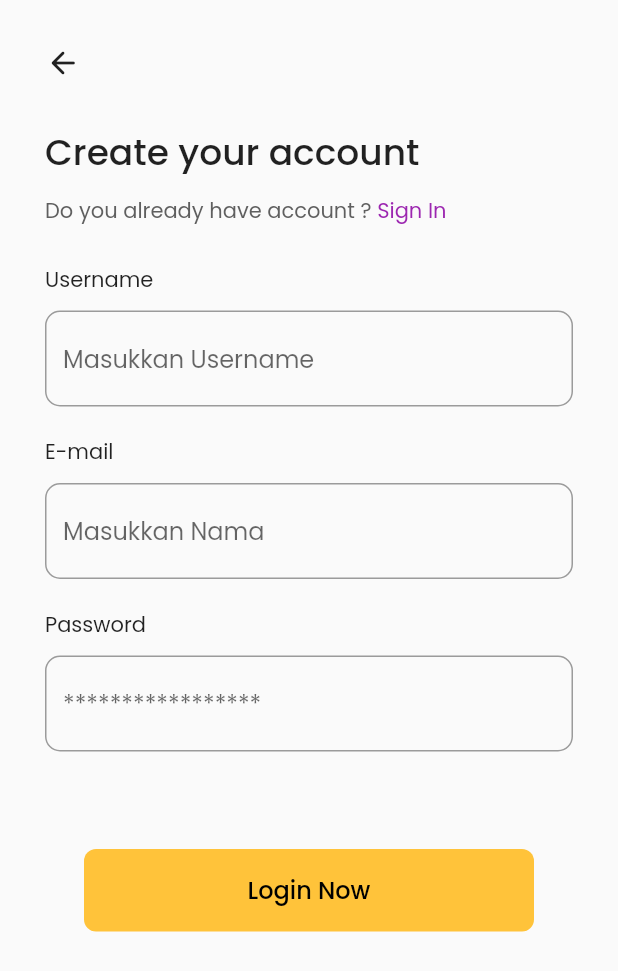
After one commit to kausarm/FlutterLearningProject, a Flutter app: the screen it shows after launch, after a tap on "Sign Up", on a phone screen of 412 x 824 dp. The commit adds this screen. Shown: the top 971 px of the screen. Run offline on Flutter 3.47's test engine with Material 2 defaults, Android fonts, the phone set to English and light mode, and no system bars; our stand-ins replace hexcolor; network calls fail.

Commit message:
adding Login Page and Register Page

```diff
--- a/lib/main.dart
+++ b/lib/main.dart
@@ -1,10 +1,5 @@
 import 'package:flutter/material.dart';
-// import 'package:kausar/pages/tugas/drag.dart';
-import 'package:kausar/pages/tugas/textfiled.dart';
-// import 'package:kausar/pages/tugas/image_widget.dart';
-// import 'package:kausar/pages/tugas/latihan_dragable.dart';
-// import 'package:kausar/pages/tugas/latihan_dragable.dart';
-// import 'package:kausar/pages/tugas/image_widget.dart';
+import 'package:kausar/pages/full_ui/login.dart';
 
 void main() {
   runApp(const MyApp());
@@ -19,7 +14,7 @@ class MyApp extends StatelessWidget {
     return MaterialApp(
       debugShowCheckedModeBanner: false,
       theme: ThemeData(fontFamily: 'Poppins'),
-      home: const Field(),
+      home: const Login(),
     );
   }
 }
--- /dev/null
+++ b/lib/pages/full_ui/landing.dart
@@ -0,0 +1,14 @@
+import 'package:flutter/material.dart';
+import 'package:kausar/pages/full_ui/login.dart';
+// import 'package:kausar/pages/full_ui/onboarding.dart';
+
+class Landing extends StatelessWidget {
+  const Landing({Key? key}) : super(key: key);
+
+  @override
+  Widget build(BuildContext context) {
+    return const Scaffold(
+      body: Login(),
+    );
+  }
+}
--- /dev/null
+++ b/lib/pages/full_ui/login.dart
@@ -0,0 +1,218 @@
+import 'package:flutter/cupertino.dart';
+import 'package:flutter/widgets.dart';
+import 'package:hexcolor/hexcolor.dart';
+import 'package:flutter/material.dart';
+import 'package:kausar/pages/full_ui/register.dart';
+import 'package:kausar/pages/theme.dart';
+
+class Login extends StatefulWidget {
+  const Login({Key? key}) : super(key: key);
+
+  @override
+  State<Login> createState() => _LoginState();
+}
+
+class _LoginState extends State<Login> {
+  bool isChecked = false;
+  @override
+  Widget build(BuildContext context) {
+    Color getColor(Set<MaterialState> states) {
+      const Set<MaterialState> interactiveStates = <MaterialState>{
+        MaterialState.pressed,
+        MaterialState.hovered,
+        MaterialState.focused,
+      };
+      if (states.any(interactiveStates.contains)) {
+        return Colors.green;
+      }
+      return Colors.green;
+    }
+
+    return Scaffold(
+        body: SafeArea(
+            child: SingleChildScrollView(
+      scrollDirection: Axis.vertical,
+      child: Container(
+        margin: const EdgeInsets.fromLTRB(30, 30, 30, 47),
+        child: Column(
+          children: [
+            Row(
+              mainAxisAlignment: MainAxisAlignment.end,
+              children: const [
+                Icon(Icons.arrow_forward_rounded),
+              ],
+            ),
+            const SizedBox(
+              height: 30,
+            ),
+            Row(
+              children: [
+                Column(
+                  crossAxisAlignment: CrossAxisAlignment.start,
+                  children: [
+                    const Text(
+                      'Welcome to Login',
+                      style:
+                          TextStyle(fontSize: 24, fontWeight: FontWeight.w500),
+                    ),
+                    const SizedBox(
+                      height: 10,
+                    ),
+                    const Text('Please fill E-mail & password to login your',
+                        style: TextStyle(
+                            fontSize: 14,
+                            fontWeight: FontWeight.w400,
+                            color: Color(0xff5F5F5F))),
+                    Row(
+                      children: [
+                        Text('app account. ',
+                            style: TextStyle(
+                                fontSize: 14,
+                                fontWeight: FontWeight.w400,
+                                color: Color(0xff5F5F5F))),
+                        Link(),
+                      ],
+                    ),
+                  ],
+                ),
+              ],
+            ),
+            const SizedBox(
+              height: 25,
+            ),
+            Row(
+              children: [Text('E-mail')],
+            ),
+            const SizedBox(
+              height: 10,
+            ),
+            new TextField(
+              decoration: new InputDecoration(
+                border: new OutlineInputBorder(
+                  borderSide: new BorderSide(color: Color(0xffFFC33A)),
+                  borderRadius: BorderRadius.circular(10.0),
+                ),
+                hintText: "Masukkan Nama",
+              ),
+            ),
+            const SizedBox(
+              height: 20,
+            ),
+            Row(
+              children: [Text('Password')],
+            ),
+            const SizedBox(
+              height: 10,
+            ),
+            new TextField(
+              obscureText: true,
+              decoration: new InputDecoration(
+                hoverColor: Color(0xffFFC33A),
+                border: new OutlineInputBorder(
+                  borderSide: new BorderSide(color: Color(0xffFFC33A)),
+                  borderRadius: new BorderRadius.circular(10.0),
+                ),
+                hintText: "*****************",
+              ),
+            ),
+            SizedBox(
+              height: 30,
+            ),
+            Row(
+              mainAxisAlignment: MainAxisAlignment.start,
+              children: [
+                Checkbox(
+                  checkColor: Colors.white,
+                  fillColor: MaterialStateProperty.resolveWith(getColor),
+                  value: isChecked,
+                  onChanged: (bool? value) {
+                    setState(() {
+                      isChecked = value!;
+                    });
+                  },
+                ),
+              ],
+            ),
+            SizedBox(
+              height: 15,
+            ),
+            SizedBox(
+              height: 55,
+              width: 300,
+              child: TextButton(
+                style: TextButton.styleFrom(
+                  primary: Colors.black,
+                  backgroundColor: Color(0xffFFC33A),
+                  padding: EdgeInsets.symmetric(horizontal: 20, vertical: 15),
+                  shape: const RoundedRectangleBorder(
+                    borderRadius: BorderRadius.all(Radius.circular(8)),
+                  ),
+                ),
+                onPressed: () {},
+                child: Text('Login Now',
+                    style:
+                        TextStyle(fontSize: 16, fontWeight: FontWeight.w500)),
+              ),
+            ),
+            SizedBox(
+              height: 50,
+            ),
+            Row(
+              mainAxisAlignment: MainAxisAlignment.spaceBetween,
+              children: [
+                Container(
+                  margin: EdgeInsets.only(left: 18),
+                  width: 140,
+                  height: 50,
+                  child: TextButton(
+                    onPressed: () {},
+                    child: Image(
+                      image: AssetImage("assets/images/gl.png"),
+                      width: 30,
+                      height: 30,
+                    ),
+                    style: TextButton.styleFrom(
+                        backgroundColor: Colors.grey[200],
+                        shape: RoundedRectangleBorder(
+                          borderRadius: BorderRadius.circular(8),
+                        )),
+                  ),
+                ),
+                Container(
+                  margin: EdgeInsets.only(right: 18),
+                  width: 140,
+                  height: 50,
+                  child: TextButton(
+                    onPressed: () {},
+                    child: const Image(
+                      image: AssetImage("assets/images/fb.png"),
+                      width: 30,
+                      height: 30,
+                    ),
+                    style: TextButton.styleFrom(
+                        backgroundColor: Colors.blue[900],
+                        shape: RoundedRectangleBorder(
+                          borderRadius: BorderRadius.circular(8),
+                        )),
+                  ),
+                ),
+              ],
+            ),
+          ],
+        ),
+      ),
+    )));
+  }
+
+  InkWell Link() {
+    return InkWell(
+      child:
+          Text('Sign Up', style: TextStyle(color: Colors.purple, fontSize: 14)),
+      onTap: () {
+        Navigator.push(context, MaterialPageRoute(builder: (context) {
+          return RegisterPage();
+        }));
+      },
+    );
+  }
+}
--- /dev/null
+++ b/lib/pages/full_ui/onboarding.dart
@@ -0,0 +1,31 @@
+import 'package:flutter/material.dart';
+
+class Onboarding extends StatefulWidget {
+  const Onboarding({Key? key}) : super(key: key);
+
+  @override
+  _OnboardingState createState() => _OnboardingState();
+}
+
+class _OnboardingState extends State<Onboarding> {
+  @override
+  Widget build(BuildContext context) {
+    return Scaffold(
+      body: SafeArea(
+          child: Container(
+        margin: const EdgeInsets.fromLTRB(68, 32, 69, 25),
+        child: Column(
+          children: [
+            Container(
+              child: Image(
+                image: AssetImage('assets/images/eassets/splash1.png'),
+                width: 223,
+                height: 273,
+              ),
+            )
+          ],
+        ),
+      )),
+    );
+  }
+}
--- /dev/null
+++ b/lib/pages/full_ui/register.dart
@@ -0,0 +1,153 @@
+import 'package:flutter/material.dart';
+import 'package:kausar/pages/full_ui/login.dart';
+
+class RegisterPage extends StatefulWidget {
+  const RegisterPage({Key? key}) : super(key: key);
+
+  @override
+  _RegisterPageState createState() => _RegisterPageState();
+}
+
+class _RegisterPageState extends State<RegisterPage> {
+  @override
+  Widget build(BuildContext context) {
+    return Scaffold(
+        body: SafeArea(
+            child: SingleChildScrollView(
+      scrollDirection: Axis.vertical,
+      child: Container(
+        margin: const EdgeInsets.fromLTRB(30, 30, 30, 47),
+        child: Column(
+          children: [
+            Row(
+              mainAxisAlignment: MainAxisAlignment.start,
+              children: const [
+                Icon(Icons.arrow_back_rounded),
+              ],
+            ),
+            const SizedBox(
+              height: 30,
+            ),
+            Row(
+              children: [
+                Column(
+                  crossAxisAlignment: CrossAxisAlignment.start,
+                  children: [
+                    const Text(
+                      'Create your account',
+                      style:
+                          TextStyle(fontSize: 24, fontWeight: FontWeight.w500),
+                    ),
+                    const SizedBox(
+                      height: 10,
+                    ),
+                    Row(
+                      children: [
+                        Text('Do you already have account ? ',
+                            style: TextStyle(
+                                fontSize: 14,
+                                fontWeight: FontWeight.w400,
+                                color: Color(0xff5F5F5F))),
+                        Link(),
+                      ],
+                    ),
+                  ],
+                ),
+              ],
+            ),
+            const SizedBox(
+              height: 25,
+            ),
+            Row(
+              children: [Text('Username')],
+            ),
+            const SizedBox(
+              height: 10,
+            ),
+            new TextField(
+              decoration: new InputDecoration(
+                border: new OutlineInputBorder(
+                  borderSide: new BorderSide(color: Color(0xffFFC33A)),
+                  borderRadius: BorderRadius.circular(10.0),
+                ),
+                hintText: "Masukkan Username",
+              ),
+            ),
+            const SizedBox(
+              height: 20,
+            ),
+            Row(
+              children: [Text('E-mail')],
+            ),
+            const SizedBox(
+              height: 10,
+            ),
+            new TextField(
+              decoration: new InputDecoration(
+                border: new OutlineInputBorder(
+                  borderSide: new BorderSide(color: Color(0xffFFC33A)),
+                  borderRadius: BorderRadius.circular(10.0),
+                ),
+                hintText: "Masukkan Nama",
+              ),
+            ),
+            const SizedBox(
+              height: 20,
+            ),
+            Row(
+              children: [Text('Password')],
+            ),
+            const SizedBox(
+              height: 10,
+            ),
+            new TextField(
+              obscureText: true,
+              decoration: new InputDecoration(
+                hoverColor: Color(0xffFFC33A),
+                border: new OutlineInputBorder(
+                  borderSide: new BorderSide(color: Color(0xffFFC33A)),
+                  borderRadius: new BorderRadius.circular(10.0),
+                ),
+                hintText: "*****************",
+              ),
+            ),
+            SizedBox(
+              height: 30,
+            ),
+            SizedBox(
+              height: 35,
+            ),
+            SizedBox(
+              height: 55,
+              width: 300,
+              child: TextButton(
+                style: TextButton.styleFrom(
+                  primary: Colors.black,
+                  backgroundColor: Color(0xffFFC33A),
+                  padding: EdgeInsets.symmetric(horizontal: 20, vertical: 15),
+                  shape: const RoundedRectangleBorder(
+                    borderRadius: BorderRadius.all(Radius.circular(8)),
+                  ),
+                ),
+                onPressed: () {},
+                child: Text('Login Now',
+                    style:
+                        TextStyle(fontSize: 16, fontWeight: FontWeight.w500)),
+              ),
+            ),
+          ],
+        ),
+      ),
+    )));
+  }
+
+  InkWell Link() {
+    return InkWell(
+      child:
+          Text('Sign In', style: TextStyle(color: Colors.purple, fontSize: 14)),
+      onTap: () {
+        Navigator.pop(context);
+      },
+    );
+  }
+}
--- a/lib/pages/tugas/drag.dart
+++ b/lib/pages/tugas/drag.dart
@@ -23,6 +23,7 @@ class _DragState extends State<Drag> {
   Widget build(BuildContext context) {
     return Scaffold(
       appBar: AppBar(
+        backgroundColor: Colors.pinkAccent,
         title: Text("Latihan Dragable"),
       ),
       body: Column(
--- a/lib/pages/tugas/image_widget.dart
+++ b/lib/pages/tugas/image_widget.dart
@@ -1,4 +1,5 @@
 import 'package:flutter/material.dart';
+import 'package:flutter/painting.dart';
 
 class ImageWidget extends StatelessWidget {
   const ImageWidget({Key? key}) : super(key: key);
@@ -11,16 +12,60 @@ class ImageWidget extends StatelessWidget {
           'Latihan Image Widget',
           style: TextStyle(color: Colors.white, fontSize: 20),
         ),
-        backgroundColor: Colors.greenAccent,
+        backgroundColor: Colors.pinkAccent,
       ),
       body: Center(
         child: Container(
-          padding: const EdgeInsets.all(3),
-          width: 200,
-          height: 200,
-          child: const Image(
-              image: NetworkImage(
-                  'https://images.tokopedia.net/img/cache/900/VqbcmM/2021/2/7/a84fbf91-6bde-4261-9e7e-732e3a4dc4da.jpg')),
+          margin: const EdgeInsets.all(30),
+          child: Column(
+            mainAxisAlignment: MainAxisAlignment.center,
+            children: [
+              Container(
+                padding: const EdgeInsets.all(3),
+                child: const Image(
+                  image: AssetImage('assets/images/profile.png'),
+                  width: 100,
+                  height: 100,
+                ),
+              ),
+              SizedBox(
+                height: 20,
+                child: Row(
+                  mainAxisAlignment: MainAxisAlignment.center,
+                  children: const [
+                    Text("Networ Image",
+                        style: TextStyle(
+                          fontWeight: FontWeight.bold,
+                          color: Colors.greenAccent,
+                        )),
+                    SizedBox(
+                      width: 5,
+                    ),
+                    Icon(
+                      Icons.arrow_circle_down_rounded,
+                      color: Colors.greenAccent,
+                    ),
+                  ],
+                ),
+              ),
+              Container(
+                padding: const EdgeInsets.all(3),
+                child: Column(
+                  children: const [
+                    SizedBox(
+                      height: 20,
+                    ),
+                    Image(
+                      image: NetworkImage(
+                          'https://cdn0-production-images-kly.akamaized.net/sRmVnfnFTSz7EtGWGv_r7F6Kcgo=/640x360/smart/filters:quality(75):strip_icc():format(webp)/kly-media-production/medias/3278875/original/079595800_1603728453-Anime-Demon-Slayer-Kimetsu-no-Yaiba.jpg'),
+                      width: 100,
+                      height: 100,
+                    ),
+                  ],
+                ),
+              ),
+            ],
+          ),
         ),
       ),
     );
--- a/lib/pages/tugas/textfiled.dart
+++ b/lib/pages/tugas/textfiled.dart
@@ -20,6 +20,13 @@ class _FieldState extends State<Field> {
             mainAxisAlignment: MainAxisAlignment.spaceAround,
             children: <Widget>[
               TextField(
+                decoration: const InputDecoration(
+                  hoverColor: Colors.amber,
+                  prefixIcon: Icon(Icons.person),
+                  border: OutlineInputBorder(),
+                  hintText: "Masukkan Nama",
+                  labelText: "Nama Depan",
+                ),
                 controller: controller,
                 onChanged: (value) {
                   setState(() {});
```
Also changed, not shown: pubspec.yaml (+8 -17 lines), assets/images/eassets/splash1.png (added), assets/images/fb.png (added), assets/images/gl.png (added), pubspec.lock.
